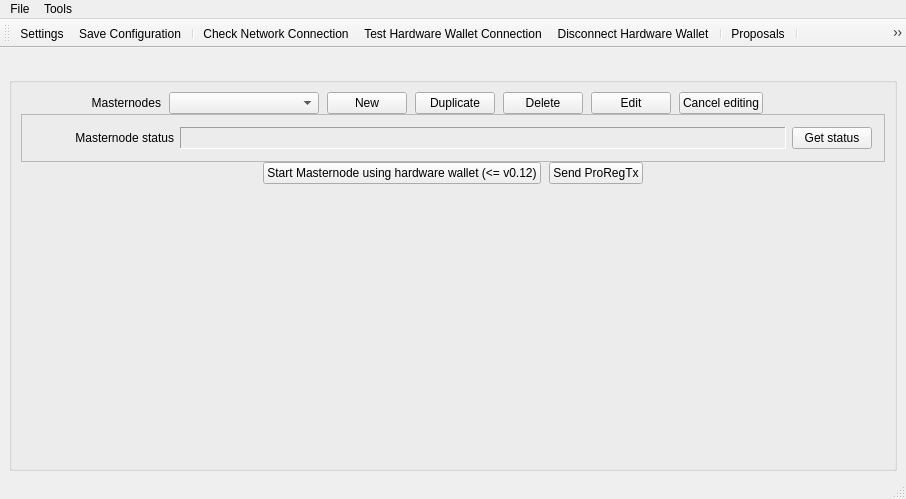
The window that src/ui/ui_main_dlg.ui (Bertrand256/dash-masternode-tool) describes before a commit, drawn with Qt 5.
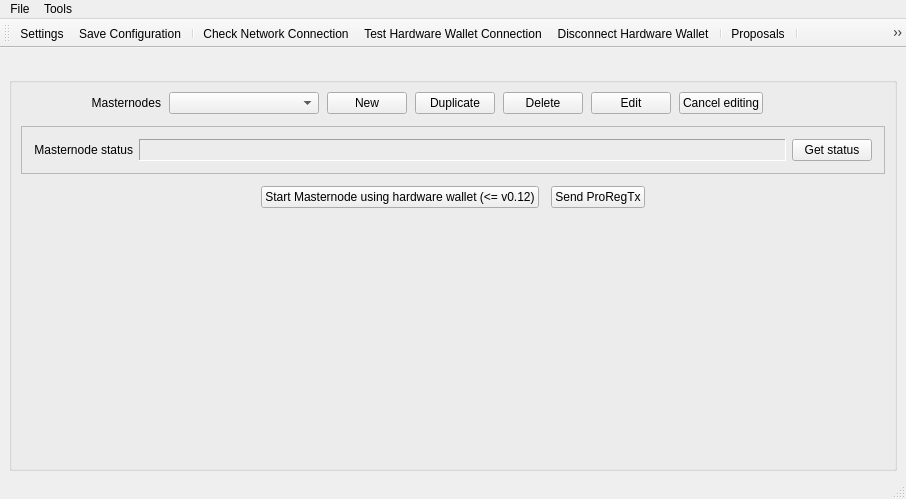
The same window after the commit.

Commit message: Workaround of ui issues related to controls layout on Windows.

Diff of the .ui file:
```diff
--- a/src/ui/ui_main_dlg.ui
+++ b/src/ui/ui_main_dlg.ui
@@ -72,7 +72,7 @@
       </property>
       <layout class="QVBoxLayout" name="verticalLayout_2">
        <property name="spacing">
-        <number>0</number>
+        <number>12</number>
        </property>
        <item>
         <layout class="QHBoxLayout" name="layMasternodesControl" stretch="0,3,0,0,0,0,0,0">
@@ -265,17 +265,20 @@
           </property>
           <item>
            <layout class="QHBoxLayout" name="horizontalLayout" stretch="0,1,0">
+            <property name="spacing">
+             <number>-1</number>
+            </property>
             <item>
              <widget class="QLabel" name="label">
               <property name="minimumSize">
                <size>
-                <width>140</width>
+                <width>0</width>
                 <height>0</height>
                </size>
               </property>
               <property name="maximumSize">
                <size>
-                <width>140</width>
+                <width>16777215</width>
                 <height>16777215</height>
                </size>
               </property>
@@ -327,7 +330,7 @@
        <item>
         <layout class="QHBoxLayout" name="horizontalLayout_2">
          <property name="spacing">
-          <number>8</number>
+          <number>-1</number>
          </property>
          <item>
           <spacer name="horizontalSpacer_2">
@@ -345,7 +348,7 @@
          <item>
           <widget class="QPushButton" name="btnBroadcastMn">
            <property name="sizePolicy">
-            <sizepolicy hsizetype="Maximum" vsizetype="Maximum">
+            <sizepolicy hsizetype="Minimum" vsizetype="Fixed">
              <horstretch>0</horstretch>
              <verstretch>0</verstretch>
             </sizepolicy>
```
Left out of the diff: 6 changed lines with no effect on the pictures. The commit also changes 3 other files.
